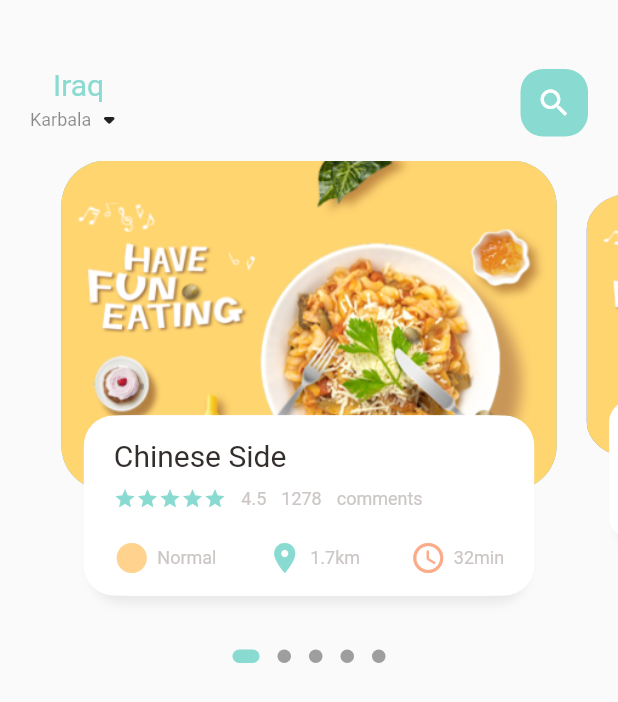
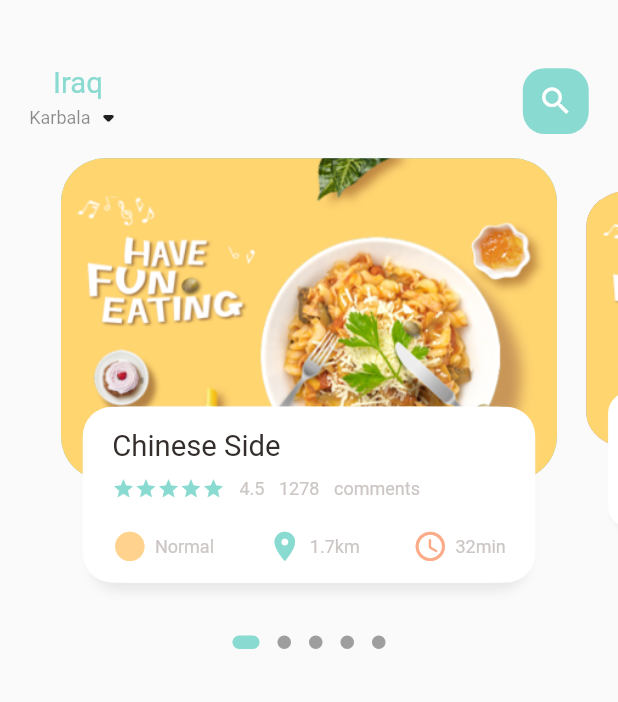
Before and after one commit to aliwaseem27/FoodStore, a Flutter app: the screen it shows after launch, on a phone screen of 412 x 824 dp. Shown: the top 702 px of the screen. Run offline on Flutter 3.47's test engine with Material 2 defaults, Android fonts, the phone set to English and light mode, and no system bars; drawn by our look-alikes of dots_indicator; our stand-ins replace get.

Commit message:
Adding responsiveness using GetX and Dimensions class

```diff
--- a/food_store/lib/home/food_page_body.dart
+++ b/food_store/lib/home/food_page_body.dart
@@ -4,6 +4,7 @@ import 'package:food_store/utils/colors.dart';
 import 'package:food_store/widgets/big_text.dart';
 import 'package:food_store/widgets/icon_and_text_widget.dart';
 import 'package:food_store/widgets/small_text.dart';
+import 'package:food_store/utils/dimensions.dart';
 
 class FoodPageBody extends StatefulWidget {
   const FoodPageBody({Key? key}) : super(key: key);
@@ -16,7 +17,7 @@ class _FoodPageBodyState extends State<FoodPageBody> {
   PageController pageController = PageController(viewportFraction: 0.85);
   var _currentPageValue = 0.0;
   double _scaleFactor = 0.8;
-  double _height = 220;
+  double _height = Dimensions.pageViewContainer;
 
   @override
   void initState() {
@@ -36,12 +37,10 @@ class _FoodPageBodyState extends State<FoodPageBody> {
 
   @override
   Widget build(BuildContext context) {
-    print(MediaQuery.of(context).size.height);
-    print(MediaQuery.of(context).size.width);
     return Column(
       children: [
         Container(
-          height: 320,
+          height: Dimensions.pageView,
           child: PageView.builder(
             controller: pageController,
             itemCount: 5,
@@ -96,9 +95,9 @@ class _FoodPageBodyState extends State<FoodPageBody> {
         children: [
           Container(
             height: _height,
-            margin: EdgeInsets.only(left: 10, right: 10),
+            margin: EdgeInsets.only(left: Dimensions.width10, right: Dimensions.width10),
             decoration: BoxDecoration(
-              borderRadius: BorderRadius.circular(30),
+              borderRadius: BorderRadius.circular(Dimensions.radius30),
               color: index.isEven ? Color(0xFF69c5df) : Color(0xFF9294cc),
               image: DecorationImage(
                 image: AssetImage("assets/image/food0.png"),
@@ -109,10 +108,10 @@ class _FoodPageBodyState extends State<FoodPageBody> {
           Align(
             alignment: Alignment.bottomCenter,
             child: Container(
-              height: 120,
-              margin: EdgeInsets.only(left: 30, right: 30, bottom: 30),
+              height: Dimensions.pageViewTextContainer,
+              margin: EdgeInsets.only(left: Dimensions.width30, right: Dimensions.width30, bottom: Dimensions.height30),
               decoration: BoxDecoration(
-                borderRadius: BorderRadius.circular(20),
+                borderRadius: BorderRadius.circular(Dimensions.radius20),
                 color: Colors.white,
                 boxShadow: [
                   BoxShadow(
@@ -131,13 +130,13 @@ class _FoodPageBodyState extends State<FoodPageBody> {
                 ],
               ),
               child: Container(
-                padding: EdgeInsets.only(top: 15, left: 15, right: 15),
+                padding: EdgeInsets.only(top: Dimensions.height15, left: Dimensions.width15, right: Dimensions.width15),
                 child: Column(
                   crossAxisAlignment: CrossAxisAlignment.start,
                   children: [
                     BigText(text: "Chinese Side"),
                     SizedBox(
-                      height: 10,
+                      height: Dimensions.height10,
                     ),
                     Row(
                       children: [
@@ -151,16 +150,16 @@ class _FoodPageBodyState extends State<FoodPageBody> {
                             ),
                           ),
                         ),
-                        SizedBox(width: 10),
+                        SizedBox(width: Dimensions.height10),
                         SmallText(text: '4.5'),
-                        SizedBox(width: 10),
+                        SizedBox(width: Dimensions.height10),
                         SmallText(text: '1278'),
-                        SizedBox(width: 10),
+                        SizedBox(width: Dimensions.height10),
                         SmallText(text: 'comments'),
                       ],
                     ),
                     SizedBox(
-                      height: 20,
+                      height: Dimensions.height20,
                     ),
                     Row(
                       mainAxisAlignment: MainAxisAlignment.spaceBetween,
--- a/food_store/lib/home/main_food_page.dart
+++ b/food_store/lib/home/main_food_page.dart
@@ -1,6 +1,7 @@
 import 'package:flutter/material.dart';
 import 'package:food_store/home/food_page_body.dart';
 import 'package:food_store/utils/colors.dart';
+import 'package:food_store/utils/dimensions.dart';
 import 'package:food_store/widgets/big_text.dart';
 import 'package:food_store/widgets/small_text.dart';
 
@@ -15,8 +16,8 @@ class MainFoodPage extends StatelessWidget {
           Container(
 
             child: Container(
-              margin: EdgeInsets.only(top: 45, bottom: 15),
-              padding: EdgeInsets.only(left: 20, right: 20),
+              margin: EdgeInsets.only(top: Dimensions.height45, bottom: Dimensions.height15),
+              padding: EdgeInsets.only(left: Dimensions.width20, right: Dimensions.width20),
               child: Row(
                 mainAxisAlignment: MainAxisAlignment.spaceBetween,
                 children: [
@@ -32,11 +33,11 @@ class MainFoodPage extends StatelessWidget {
                     ],
                   ),
                   Center(child: Container(
-                    width: 45,
-                    height: 45,
+                    width: Dimensions.height45,
+                    height: Dimensions.width45,
                     decoration: BoxDecoration(
                       color: AppColors.mainColor,
-                      borderRadius: BorderRadius.circular(15),
+                      borderRadius: BorderRadius.circular(Dimensions.radius15),
                     ),
                     child: Icon(Icons.search, color: Colors.white,),
                   ),),
--- a/food_store/lib/main.dart
+++ b/food_store/lib/main.dart
@@ -1,5 +1,6 @@
 import 'package:flutter/material.dart';
 import 'package:food_store/home/main_food_page.dart';
+import 'package:get/get.dart';
 
 void main() {
   runApp(const MyApp());
@@ -11,7 +12,7 @@ class MyApp extends StatelessWidget {
   // This widget is the root of your application.
   @override
   Widget build(BuildContext context) {
-    return MaterialApp(
+      return GetMaterialApp(
         debugShowCheckedModeBanner: false,
         title: 'Flutter Demo',
         theme: ThemeData(
--- /dev/null
+++ b/food_store/lib/utils/dimensions.dart
@@ -0,0 +1,37 @@
+import 'package:get/get.dart';
+
+class Dimensions{
+  static double screenHeight = Get.context!.height;
+  static double screenWidth = Get.context!.width;
+
+  static double pageView = screenHeight/2.64;
+  static double pageViewContainer = screenHeight/3.84;
+  static double pageViewTextContainer = screenHeight/7.03;
+
+  // dynamic height padding and margin
+  static double height10 = screenHeight/84.4;
+  static double height15 = screenHeight/56.27;
+  static double height20 = screenHeight/42.2;
+  static double height30 = screenHeight/28.13;
+  static double height45 = screenHeight/18.76;
+
+
+  // dynamic width padding and margin
+  static double width10 = screenHeight/84.4;
+  static double width15 = screenHeight/56.27;
+  static double width20 = screenHeight/42.2;
+  static double width30 = screenHeight/28.13;
+  static double width45 = screenHeight/18.76;
+
+
+  static double font20 = screenHeight/42.2;
+
+  // radius
+  static double radius15 = screenHeight/56.27;
+  static double radius20 = screenHeight/42.2;
+  static double radius30 = screenHeight/28.13;
+
+  // iconSize
+  static double iconSize24 = screenHeight/35.17;
+
+}
--- a/food_store/lib/widgets/big_text.dart
+++ b/food_store/lib/widgets/big_text.dart
@@ -1,4 +1,5 @@
 import 'package:flutter/material.dart';
+import 'package:food_store/utils/dimensions.dart';
 
 class BigText extends StatelessWidget {
   final String text;
@@ -9,7 +10,7 @@ class BigText extends StatelessWidget {
   BigText(
       {Key? key,
       required this.text,
-      this.fontSize = 20,
+      this.fontSize = 0,
       this.color = const Color(0xFF332d2b),
       this.textOverflow = TextOverflow.ellipsis})
       : super(key: key);
@@ -23,7 +24,7 @@ class BigText extends StatelessWidget {
       style: TextStyle(
         fontFamily: "Roboto",
         color: color,
-        fontSize: fontSize,
+        fontSize: fontSize == 0 ? Dimensions.font20 : fontSize,
         fontWeight: FontWeight.w400
       ),
     );
--- a/food_store/lib/widgets/icon_and_text_widget.dart
+++ b/food_store/lib/widgets/icon_and_text_widget.dart
@@ -1,4 +1,5 @@
 import 'package:flutter/material.dart';
+import 'package:food_store/utils/dimensions.dart';
 import 'package:food_store/widgets/small_text.dart';
 
 class IconAndTextWidget extends StatelessWidget {
@@ -17,7 +18,7 @@ class IconAndTextWidget extends StatelessWidget {
   Widget build(BuildContext context) {
     return Row(
       children: [
-        Icon(icon, color: iconColor),
+        Icon(icon, color: iconColor, size: Dimensions.iconSize24,),
         SizedBox(width: 5),
         SmallText(text: text),
       ],
--- a/food_store/pubspec.yaml
+++ b/food_store/pubspec.yaml
@@ -12,7 +12,7 @@ dependencies:
     sdk: flutter
   cupertino_icons: ^1.0.2
   dots_indicator: ^2.1.0
-  sizer: ^2.0.15
+  get: ^4.6.5
 
 dev_dependencies:
   flutter_test:
```
Also changed, not shown: food_store/pubspec.lock, 1 other file. Lines whose indentation alone changed are shown as unchanged.
